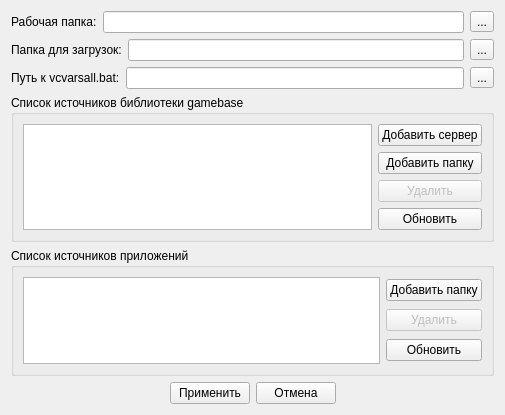
This is manager/settingsform.ui in TheMrButcher/gamebase_manager as Qt 5 draws it before an edit. The edited form follows.
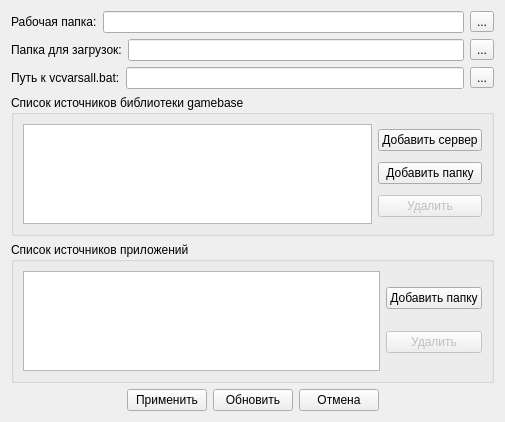
This is the edited form. Icons and pictures are not drawn.

Patch:
```diff
--- a/manager/settingsform.ui
+++ b/manager/settingsform.ui
@@ -7,7 +7,7 @@
     <x>0</x>
     <y>0</y>
     <width>505</width>
-    <height>415</height>
+    <height>422</height>
    </rect>
   </property>
   <property name="windowTitle">
@@ -184,16 +184,6 @@
             </property>
            </widget>
           </item>
-          <item>
-           <widget class="QPushButton" name="updateGamebaseSourcesButton">
-            <property name="statusTip">
-             <string>Обновляет состояние всех источников библиотеки</string>
-            </property>
-            <property name="text">
-             <string>Обновить</string>
-            </property>
-           </widget>
-          </item>
          </layout>
         </item>
        </layout>
@@ -256,16 +246,6 @@
             </property>
            </widget>
           </item>
-          <item>
-           <widget class="QPushButton" name="updateAppSourcesButton">
-            <property name="statusTip">
-             <string>Обновляет состояние всех источников приложений</string>
-            </property>
-            <property name="text">
-             <string>Обновить</string>
-            </property>
-           </widget>
-          </item>
          </layout>
         </item>
        </layout>
@@ -298,6 +278,13 @@
        </property>
       </widget>
      </item>
+     <item>
+      <widget class="QPushButton" name="updateButton">
+       <property name="text">
+        <string>Обновить</string>
+       </property>
+      </widget>
+     </item>
      <item>
       <widget class="QPushButton" name="cancelButton">
        <property name="statusTip">
```
